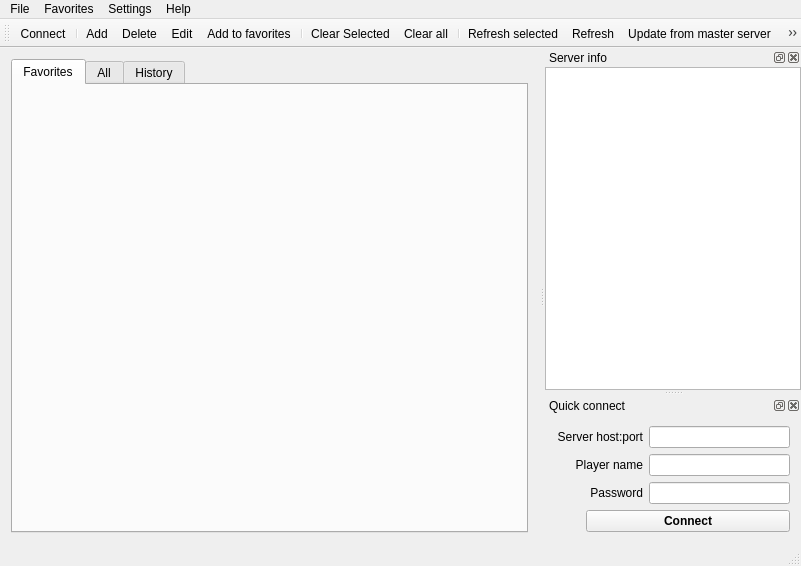
Old version of the form src/main_window.ui in the repository navrocky/urtconnector.
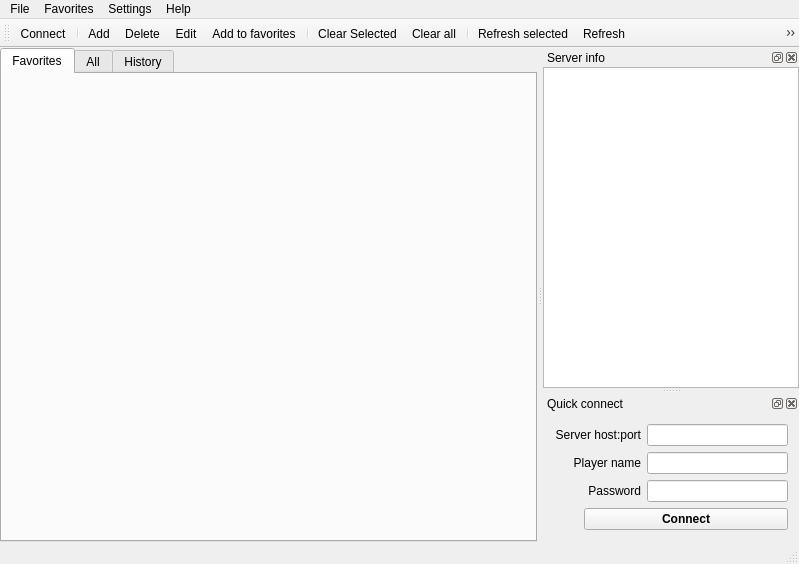
New version of the form. Icons and pictures are not drawn.

Patch:
```diff
--- a/src/main_window.ui
+++ b/src/main_window.ui
@@ -9,8 +9,8 @@
    <rect>
     <x>0</x>
     <y>0</y>
-    <width>801</width>
-    <height>566</height>
+    <width>799</width>
+    <height>564</height>
    </rect>
   </property>
   <property name="windowTitle">
@@ -25,6 +25,9 @@
   </property>
   <widget class="QWidget" name="centralWidget">
    <layout class="QHBoxLayout" name="horizontalLayout_3">
+    <property name="margin">
+     <number>0</number>
+    </property>
     <item>
      <widget class="QTabWidget" name="tabWidget">
       <property name="enabled">
@@ -90,7 +93,7 @@
     <rect>
      <x>0</x>
      <y>0</y>
-     <width>801</width>
+     <width>799</width>
      <height>25</height>
     </rect>
    </property>
```
